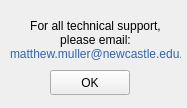
This is resources/Support_page_Form.ui in mwmuni/LIGGGHTS_GUI as Qt 5 draws it before an edit. The edited form follows.
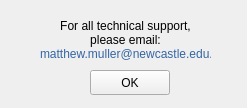
This is the edited form. Icons and pictures are not drawn.

Patch:
```diff
--- a/resources/Support_page_Form.ui
+++ b/resources/Support_page_Form.ui
@@ -6,7 +6,7 @@
    <rect>
     <x>0</x>
     <y>0</y>
-    <width>187</width>
+    <width>247</width>
     <height>108</height>
    </rect>
   </property>
@@ -18,7 +18,7 @@
    <widget class="QPushButton" name="btn_ok">
     <property name="geometry">
      <rect>
-      <x>50</x>
+      <x>90</x>
       <y>70</y>
       <width>80</width>
       <height>25</height>
@@ -31,7 +31,7 @@
    <widget class="QLabel" name="label_3">
     <property name="geometry">
      <rect>
-      <x>10</x>
+      <x>40</x>
       <y>10</y>
       <width>171</width>
       <height>61</height>
```
